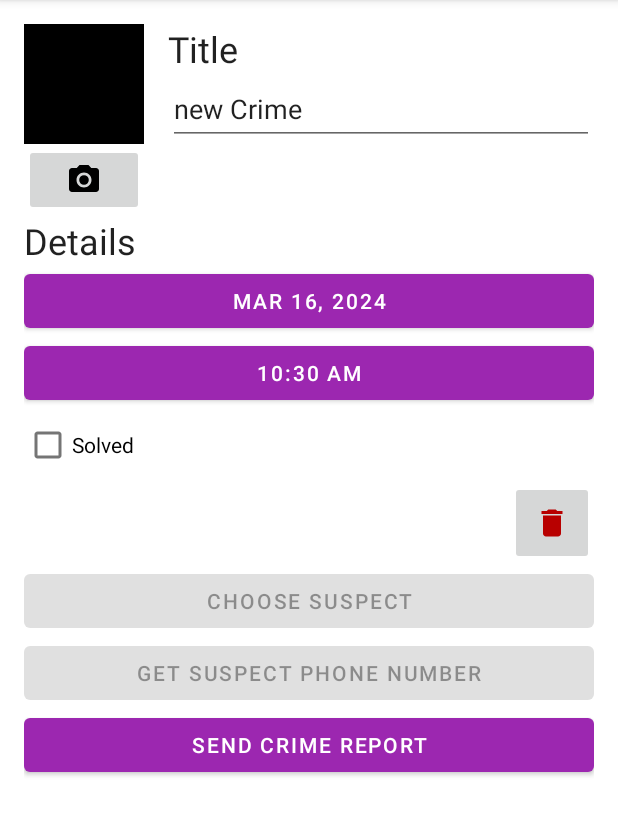
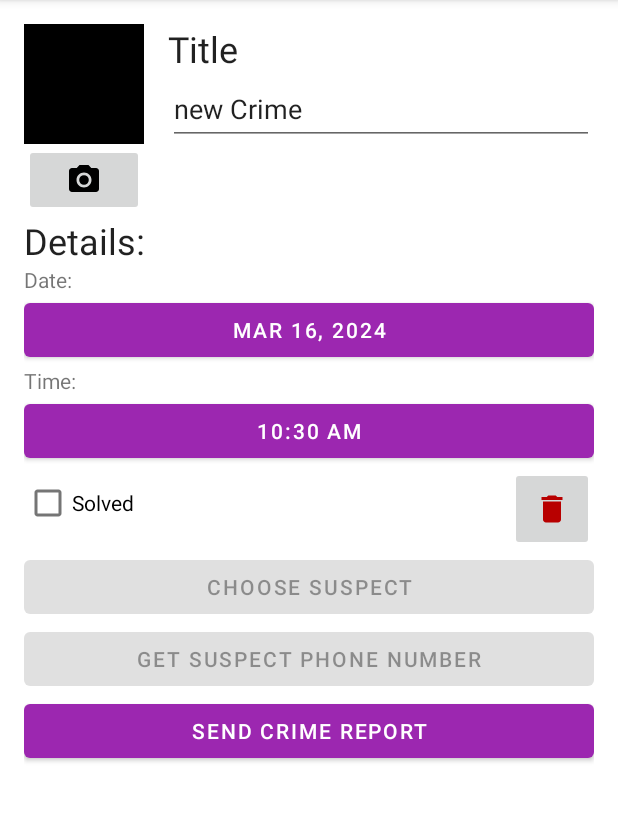
Before and after one commit to Hossam-Elgmmal/Criminal-Intent, an Android app: the screen it shows after launch (MainActivity), after a tap on "New Crime", on a phone screen of 412 x 824 dp, the part 84-920 px from its top. Run offline under Robolectric (Android 15) with nearby library versions, the phone set to English and light mode, and no system bars; our stand-ins replace Room's generated code; 3 statements that could not run were skipped.

```diff
--- a/app/src/main/java/com/bignerdranch/android/criminalintent/ZoomedPhotoDialogFragment.kt
+++ b/app/src/main/java/com/bignerdranch/android/criminalintent/ZoomedPhotoDialogFragment.kt
@@ -1,6 +1,7 @@
 package com.bignerdranch.android.criminalintent
 
 import android.graphics.BitmapFactory
+import android.os.Build
 import android.os.Bundle
 import android.view.LayoutInflater
 import android.view.View
@@ -26,6 +27,8 @@ class ZoomedPhotoDialogFragment : DialogFragment() {
         super.onViewCreated(view, savedInstanceState)
         updatePhoto(args.photoName)
 
+        if (Build.VERSION.SDK_INT >= Build.VERSION_CODES.P)
+            binding.root.accessibilityPaneTitle = getString(R.string.crime_photo_zoomed_in)
     }
 
     private fun updatePhoto(photoFileName: String?) {
--- a/app/src/main/res/drawable/ic_menu_add.xml
+++ b/app/src/main/res/drawable/ic_menu_add.xml
@@ -1,4 +1,5 @@
-<vector android:height="24dp" android:tint="#000000"
+<vector android:height="24dp"
+    android:tint="#FFFFFF"
     android:viewportHeight="24" android:viewportWidth="24"
     android:width="24dp" xmlns:android="http://schemas.android.com/apk/res/android">
     <path android:fillColor="@android:color/white" android:pathData="M19,13h-6v6h-2v-6H5v-2h6V5h2v6h6v2z"/>
--- a/app/src/main/res/layout/fragment_crime_detail.xml
+++ b/app/src/main/res/layout/fragment_crime_detail.xml
@@ -68,22 +68,39 @@
         android:text="@string/crime_details_label"
         android:textAppearance="?attr/textAppearanceHeadline5" />
 
+    <TextView
+        android:id="@+id/crime_date_label"
+        android:layout_width="wrap_content"
+        android:layout_height="wrap_content"
+        android:labelFor="@+id/crime_date"
+        android:text="@string/date" />
     <Button
         android:id="@+id/crime_date"
         android:layout_width="match_parent"
         android:layout_height="wrap_content"
         tools:text="Wed May 11 2022" />
 
+    <TextView
+        android:id="@+id/crime_time_label"
+        android:layout_width="wrap_content"
+        android:layout_height="wrap_content"
+        android:labelFor="@+id/crime_time"
+        android:text="@string/time" />
     <Button
         android:id="@+id/crime_time"
         android:layout_width="match_parent"
         android:layout_height="wrap_content"
         tools:text="11:56 AM" />
 
+    <LinearLayout
+        android:layout_width="match_parent"
+        android:layout_height="wrap_content"
+        android:orientation="horizontal">
     <CheckBox
         android:id="@+id/crime_solved"
-        android:layout_width="match_parent"
+        android:layout_width="0dp"
         android:layout_height="wrap_content"
+        android:layout_weight="1"
         android:text="@string/crime_solved_label" />
 
     <ImageButton
@@ -95,6 +112,7 @@
         android:padding="16dp"
         android:src="@drawable/ic_delete"
         app:tint="@color/red" />
+    </LinearLayout>
 
 
     <Button
@@ -107,7 +125,7 @@
         android:id="@+id/call_suspect"
         android:layout_width="match_parent"
         android:layout_height="wrap_content"
-        android:text="@string/call_suspect" />
+        android:text="@string/get_number" />
 
     <Button
         android:id="@+id/crime_report"
--- a/app/src/main/res/menu/fragment_crime_list.xml
+++ b/app/src/main/res/menu/fragment_crime_list.xml
@@ -4,7 +4,7 @@
     <item
         android:id="@+id/new_crime"
         android:icon="@drawable/ic_menu_add"
-        android:title="@string/new_crime"
+        android:title="@string/add_new_crime"
         app:showAsAction="ifRoom|withText"
         />
 </menu>
--- a/app/src/main/res/values/strings.xml
+++ b/app/src/main/res/values/strings.xml
@@ -3,10 +3,11 @@
 
     <string name="crime_title_hint">Enter a title for the crime.</string>
     <string name="crime_title_label">Title</string>
-    <string name="crime_details_label">Details</string>
+    <string name="crime_details_label">Details:</string>
     <string name="crime_solved_label">Solved</string>
     <string name="crime_title" translatable="false">Crime Title</string>
     <string name="crime_date" translatable="false">Crime Date</string>
+    <string name="add_new_crime" translatable="false">Add New Crime</string>
     <string name="new_crime">New Crime</string>
     <string name="delete_crime" translatable="false">Delete Crime</string>
     <string name="crime_suspect_text">Choose Suspect</string>
@@ -29,4 +30,10 @@
     <string name="crime_photo_no_image_description">Crime scene photo (not set)</string>
     <string name="crime_photo_image_description">Crime scene photo (set)</string>
     <string name="the_crime_is_solved">The Crime is solved</string>
+    <string name="date">Date:</string>
+    <string name="time">Time:</string>
+    <string name="crime_photo_zoomed_in" translatable="false">Crime Photo zoomed in</string>
+    <string name="crime_details" translatable="false">Crime Details</string>
+    <string name="set_a_photo_first" translatable="false">set a photo first</string>
+    <string name="crime_photo_has_been_set" translatable="false">crime photo has been set</string>
 </resources>
```
Also changed, not shown: app/src/main/java/com/bignerdranch/android/criminalintent/CrimeDetailFragment.kt (+25 -15 lines), app/src/main/res/menu/fragment_crime_detail.xml (deleted, +0 -10 lines), 1 other file.
